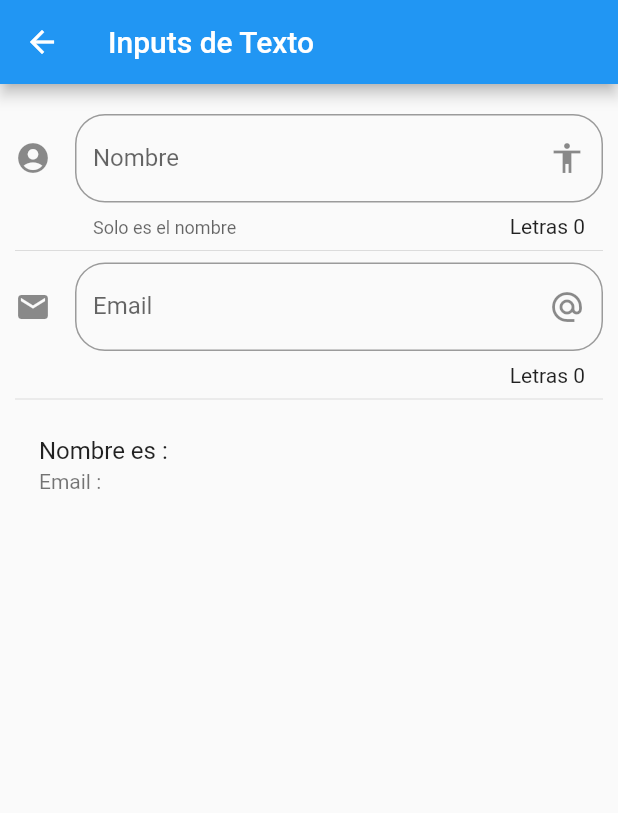
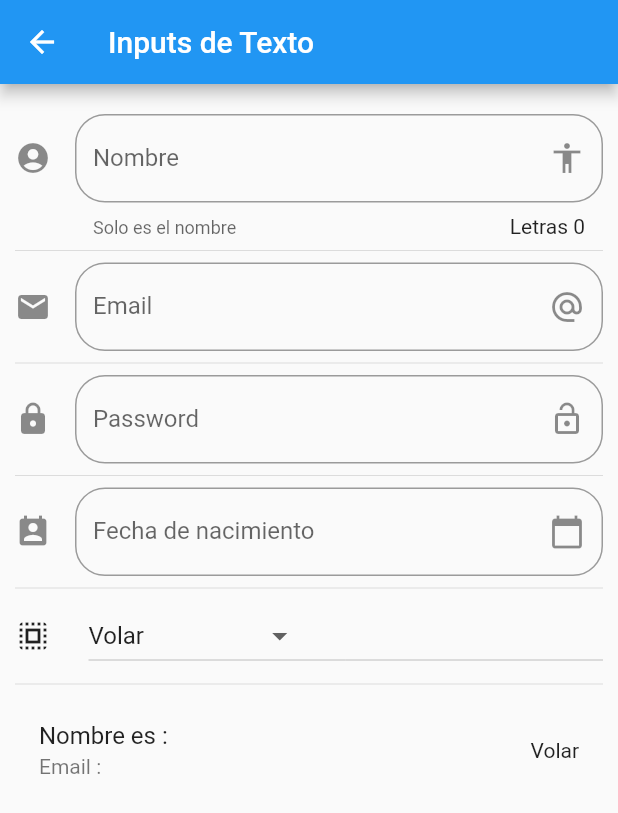
Before and after one commit to OdaFra/Flutter_Curso, a Flutter app: the InputPages screen opened by its route, on a phone screen of 412 x 824 dp. Shown: the top 813 px of the screen. Run offline on Flutter 3.47's test engine with Material 2 defaults, Android fonts, the phone set to English and light mode, and no system bars.

Commit message:
Curso completo de componentes, terminado fecha 29/03/21

```diff
--- a/lib/src/pages/input_page.dart
+++ b/lib/src/pages/input_page.dart
@@ -10,6 +10,18 @@ class InputPages extends StatefulWidget {
 class _InputPagesState extends State<InputPages> {
   String _nombre = '';
   String _email = '';
+  String _fecha = '';
+  String _opseleccionada = 'Volar';
+
+  List<String> _poderes = [
+    'Volar',
+    'Rayos X',
+    'Super Velocidad',
+    'Super Fuerza'
+  ];
+
+  TextEditingController _inputsDate = new TextEditingController();
+
   @override
   Widget build(BuildContext context) {
     return Scaffold(
@@ -22,6 +34,12 @@ class _InputPagesState extends State<InputPages> {
           _crearInput(),
           Divider(),
           _crearEmail(),
+          Divider(),
+          _crearPassword(),
+          Divider(),
+          _crearFecha(context),
+          Divider(),
+          _crearDopdown(),
           Divider(),
           _crearPersona(),
         ],
@@ -51,6 +69,7 @@ class _InputPagesState extends State<InputPages> {
     return ListTile(
       title: Text('Nombre es : $_nombre'),
       subtitle: Text('Email : $_email'),
+      trailing: Text(_opseleccionada),
     );
   }
 
@@ -59,7 +78,6 @@ class _InputPagesState extends State<InputPages> {
       keyboardType: TextInputType.emailAddress,
       decoration: InputDecoration(
           border: OutlineInputBorder(borderRadius: BorderRadius.circular(20.0)),
-          counter: Text('Letras ${_nombre.length}'),
           hintText: 'Email',
           labelText: 'Email',
           suffixIcon: Icon(Icons.alternate_email),
@@ -71,4 +89,86 @@ class _InputPagesState extends State<InputPages> {
       },
     );
   }
+
+  Widget _crearPassword() {
+    return TextField(
+      obscureText: true,
+      decoration: InputDecoration(
+          border: OutlineInputBorder(borderRadius: BorderRadius.circular(20.0)),
+          hintText: 'Password',
+          labelText: 'Password',
+          suffixIcon: Icon(Icons.lock_open),
+          icon: Icon(Icons.lock_rounded)),
+      onChanged: (valor) => setState(() {
+        _email = valor;
+      }),
+    );
+  }
+
+  Widget _crearFecha(BuildContext context) {
+    return TextField(
+      enableInteractiveSelection: false,
+      controller: _inputsDate,
+      decoration: InputDecoration(
+        border: OutlineInputBorder(borderRadius: BorderRadius.circular(20.0)),
+        hintText: 'Fecha de nacimiento',
+        labelText: 'Fecha de nacimiento',
+        suffixIcon: Icon(Icons.calendar_today),
+        icon: Icon(Icons.perm_contact_calendar),
+      ),
+      onTap: () {
+        FocusScope.of(context).requestFocus(new FocusNode());
+        _selectDate(context);
+      },
+    );
+  }
+
+  _selectDate(BuildContext context) async {
+    DateTime picked = await showDatePicker(
+        context: context,
+        initialDate: new DateTime.now(),
+        firstDate: new DateTime(2018),
+        lastDate: new DateTime(2025),
+        locale: Locale('es', 'ES'));
+    if (picked != null) {
+      setState(() {
+        _fecha = picked.toString();
+        _inputsDate.text = _fecha;
+      });
+    }
+  }
+
+  List<DropdownMenuItem<String>> getOpDropdown() {
+    List<DropdownMenuItem<String>> lista = new List();
+
+    _poderes.forEach((poder) {
+      lista.add(DropdownMenuItem(
+        child: Text(poder),
+        value: poder,
+      ));
+    });
+    return lista;
+  }
+
+  Widget _crearDopdown() {
+    return Row(
+      children: <Widget>[
+        Icon(Icons.select_all),
+        SizedBox(
+          width: 25,
+        ),
+        Expanded(
+          child: DropdownButton(
+            value: _opseleccionada,
+            items: getOpDropdown(),
+            onChanged: (opt) {
+              setState(() {
+                _opseleccionada = opt;
+              });
+            },
+          ),
+        ),
+      ],
+    );
+  }
 }
--- a/lib/src/routes/routes.dart
+++ b/lib/src/routes/routes.dart
@@ -4,7 +4,9 @@ import 'package:componentes/src/pages/avatar_page.dart';
 import 'package:componentes/src/pages/home_page.dart';
 import 'package:componentes/src/pages/card_page.dart';
 import 'package:componentes/src/pages/animated_container.dart';
+import 'package:componentes/src/pages/listview_page.dart';
 import 'package:componentes/src/pages/input_page.dart';
+import '../pages/slider_page.dart';
 
 Map<String, WidgetBuilder> getApplicationRoutes() {
   return <String, WidgetBuilder>{
@@ -13,6 +15,8 @@ Map<String, WidgetBuilder> getApplicationRoutes() {
     'avatar': (BuildContext context) => AvatarPage(),
     'card': (BuildContext context) => CardPage(),
     'animatedContainer': (BuildContext context) => AnimatedContainerPage(),
-    'inputs': (BuildContext context) => InputPages()
+    'inputs': (BuildContext context) => InputPages(),
+    'slaider': (BuildContext context) => SlaiderPage(),
+    'list': (BuildContext context) => ListaPage(),
   };
 }
--- a/lib/src/utils/icon_string_util.dart
+++ b/lib/src/utils/icon_string_util.dart
@@ -6,6 +6,8 @@ final _icons = <String, IconData>{
   'folder_open': Icons.folder_open,
   'donut_large': Icons.donut_large,
   'inputs': Icons.input,
+  'tune': Icons.tune,
+  'list': Icons.list,
 };
 Icon getIcon(String nombreIcono) {
   return Icon(
--- a/pubspec.yaml
+++ b/pubspec.yaml
@@ -23,7 +23,9 @@ environment:
 dependencies:
   flutter:
     sdk: flutter
-
+  flutter_localizations:
+    sdk: flutter
+  # intl: ^0.16.1
 
   # The following adds the Cupertino Icons font to your application.
   # Use with the CupertinoIcons class for iOS style icons.
```
Also changed, not shown: data/menu_opts.json (+12 -0 lines), lib/main.dart (+11 -0 lines), lib/src/pages/listview_page.dart (added, +116 -0 lines), lib/src/pages/slider_page.dart (added, +89 -0 lines), pubspec.lock.
